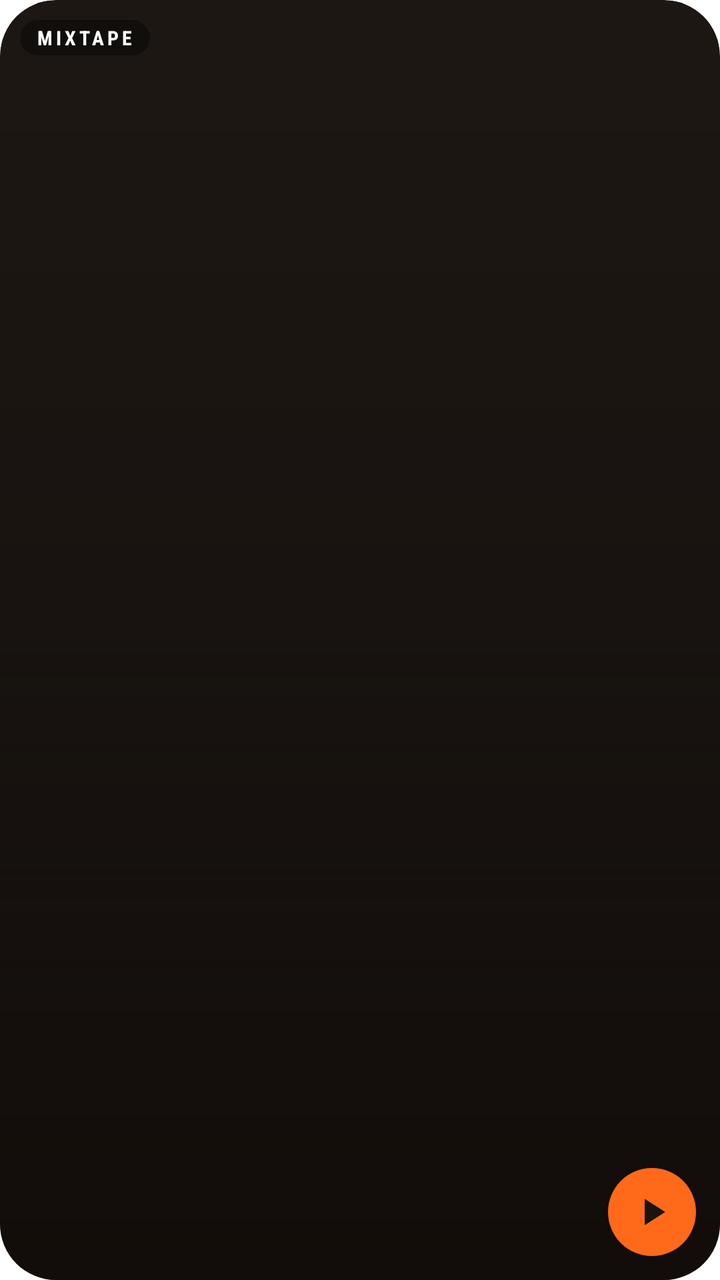
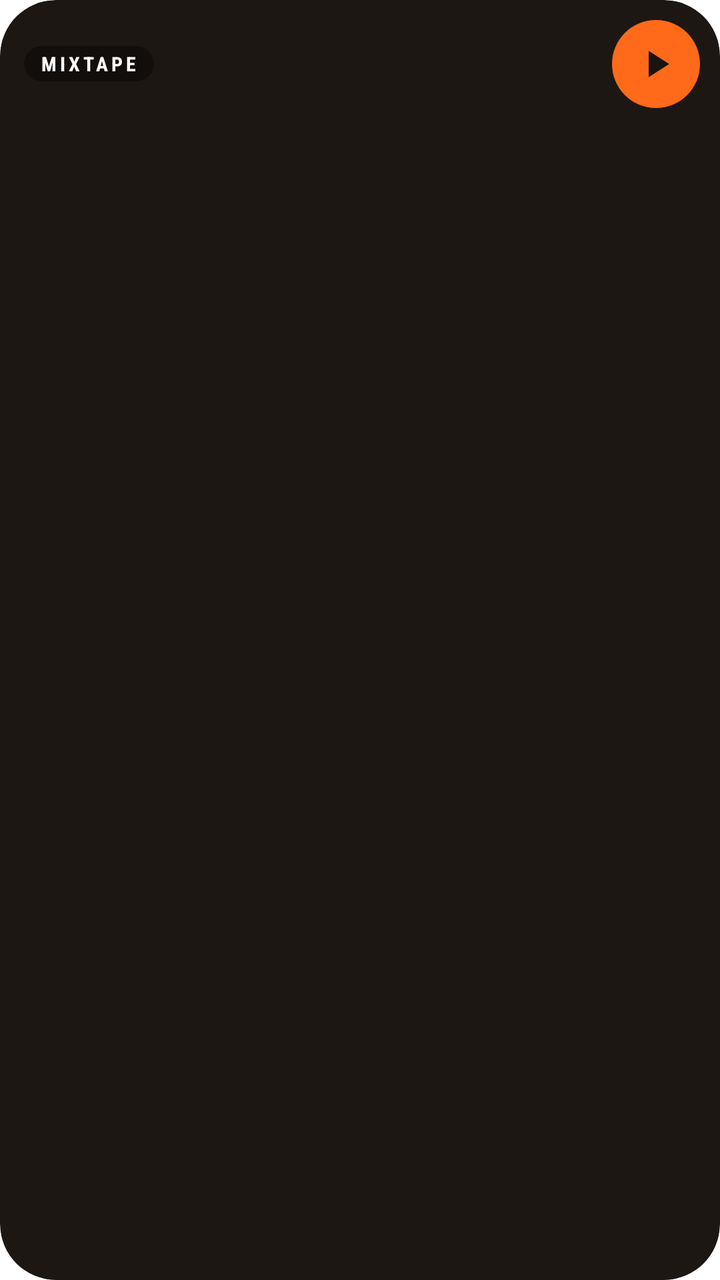

Compare the two renders of this Android layout. The source of the first and the diff that turns it into the second are given below.
<!-- AndroidManifest.xml: fallback theme Theme.MaterialComponents.DayNight.NoActionBar -->
<!-- res/layout/mixtape_widget_cover.xml -->
<?xml version="1.0" encoding="utf-8"?>
<FrameLayout xmlns:android="http://schemas.android.com/apk/res/android"
    android:id="@+id/mixtape_cover_root"
    android:layout_width="match_parent"
    android:layout_height="match_parent"
    android:background="@drawable/mixtape_widget_card"
    android:clipToOutline="true">

    <ImageView
        android:id="@+id/mixtape_cover_art"
        android:layout_width="match_parent"
        android:layout_height="match_parent"
        android:contentDescription="@string/mixtape_widget_cover"
        android:scaleType="centerCrop" />

    <ImageView
        android:layout_width="match_parent"
        android:layout_height="match_parent"
        android:importantForAccessibility="no"
        android:scaleType="fitXY"
        android:src="@drawable/mixtape_widget_scrim" />

    <TextView
        android:layout_width="wrap_content"
        android:layout_height="wrap_content"
        android:layout_gravity="top|start"
        android:layout_margin="10dp"
        android:background="@drawable/mixtape_widget_pill"
        android:fontFamily="sans-serif-condensed"
        android:letterSpacing="0.16"
        android:paddingStart="8dp"
        android:paddingTop="2dp"
        android:paddingEnd="8dp"
        android:paddingBottom="2dp"
        android:text="@string/mixtape_widget_name_caps"
        android:textColor="#FFFFFF"
        android:textSize="10sp"
        android:textStyle="bold" />

    <LinearLayout
        android:layout_width="match_parent"
        android:layout_height="wrap_content"
        android:layout_gravity="bottom"
        android:gravity="center_vertical"
        android:orientation="horizontal"
        android:padding="12dp">

        <LinearLayout
            android:layout_width="0dp"
            android:layout_height="wrap_content"
            android:layout_weight="1"
            android:orientation="vertical">

            <TextView
                android:id="@+id/mixtape_cover_title"
                android:layout_width="match_parent"
                android:layout_height="wrap_content"
                android:ellipsize="end"
                android:fontFamily="sans-serif-medium"
                android:singleLine="true"
                android:textColor="#FFFFFF"
                android:textSize="15sp" />

            <TextView
                android:id="@+id/mixtape_cover_artist"
                android:layout_width="match_parent"
                android:layout_height="wrap_content"
                android:ellipsize="end"
                android:singleLine="true"
                android:textColor="#D9FFFFFF"
                android:textSize="12sp" />
        </LinearLayout>

        <ImageButton
                android:id="@+id/mixtape_cover_play"
                android:layout_width="44dp"
                android:layout_height="44dp"
                android:background="@drawable/mixtape_widget_key"
                android:contentDescription="@string/mixtape_widget_play"
                android:scaleType="center"
                android:src="@drawable/mixtape_widget_play"
            android:layout_marginStart="8dp" />
    </LinearLayout>
</FrameLayout>
<!-- resources referenced by this layout -->
<resources>
  <!-- drawable mixtape_widget_card (drawable) -->
  <?xml version="1.0" encoding="utf-8"?>
  <shape xmlns:android="http://schemas.android.com/apk/res/android" android:shape="rectangle">
      <solid android:color="#1D1713" />
      <corners android:radius="24dp" />
  </shape>
  <!-- drawable mixtape_widget_key (drawable) -->
  <?xml version="1.0" encoding="utf-8"?>
  <shape xmlns:android="http://schemas.android.com/apk/res/android" android:shape="oval">
      <solid android:color="#FF6A1A" />
  </shape>
  <!-- drawable mixtape_widget_pill (drawable) -->
  <?xml version="1.0" encoding="utf-8"?>
  <shape xmlns:android="http://schemas.android.com/apk/res/android" android:shape="rectangle">
      <solid android:color="#66000000" />
      <corners android:radius="100dp" />
  </shape>
  <!-- drawable mixtape_widget_play (drawable) -->
  <vector xmlns:android="http://schemas.android.com/apk/res/android"
      android:width="22dp" android:height="22dp" android:viewportWidth="24" android:viewportHeight="24">
      <path android:fillColor="#191410" android:pathData="M8,4.8v14.4L19.2,12z" />
  </vector>
  <!-- drawable mixtape_widget_scrim (drawable) -->
  <?xml version="1.0" encoding="utf-8"?>
  <shape xmlns:android="http://schemas.android.com/apk/res/android" android:shape="rectangle">
      <gradient android:angle="270" android:startColor="#00000000" android:centerColor="#33000000" android:endColor="#D9100A08" />
  </shape>
  <string name="mixtape_widget_cover">The cover</string>
  <string name="mixtape_widget_name_caps">MIXTAPE</string>
  <string name="mixtape_widget_play">Play or pause</string>
</resources>

<!-- the commit's change to res/layout/mixtape_widget_cover.xml (unified diff, before → after) -->
@@ -11,20 +11,15 @@
         android:layout_width="match_parent"
         android:layout_height="match_parent"
         android:contentDescription="@string/mixtape_widget_cover"
-        android:scaleType="centerCrop" />
-
-    <ImageView
-        android:layout_width="match_parent"
-        android:layout_height="match_parent"
-        android:importantForAccessibility="no"
-        android:scaleType="fitXY"
-        android:src="@drawable/mixtape_widget_scrim" />
+        android:scaleType="fitXY" />
 
     <TextView
+        android:id="@+id/mixtape_cover_name"
         android:layout_width="wrap_content"
         android:layout_height="wrap_content"
         android:layout_gravity="top|start"
-        android:layout_margin="10dp"
+        android:layout_marginStart="12dp"
+        android:layout_marginTop="23dp"
         android:background="@drawable/mixtape_widget_pill"
         android:fontFamily="sans-serif-condensed"
         android:letterSpacing="0.16"
@@ -37,48 +32,44 @@
         android:textSize="10sp"
         android:textStyle="bold" />
 
+    <ImageButton
+        android:id="@+id/mixtape_cover_play"
+        android:layout_width="44dp"
+        android:layout_height="44dp"
+        android:layout_gravity="top|end"
+        android:layout_margin="10dp"
+        android:background="@drawable/mixtape_widget_key"
+        android:contentDescription="@string/mixtape_widget_play"
+        android:scaleType="center"
+        android:src="@drawable/mixtape_widget_play" />
+
     <LinearLayout
         android:layout_width="match_parent"
         android:layout_height="wrap_content"
         android:layout_gravity="bottom"
-        android:gravity="center_vertical"
-        android:orientation="horizontal"
-        android:padding="12dp">
+        android:orientation="vertical"
+        android:paddingStart="13dp"
+        android:paddingTop="12dp"
+        android:paddingEnd="13dp"
+        android:paddingBottom="12dp">
 
-        <LinearLayout
-            android:layout_width="0dp"
+        <TextView
+            android:id="@+id/mixtape_cover_title"
+            android:layout_width="match_parent"
             android:layout_height="wrap_content"
-            android:layout_weight="1"
-            android:orientation="vertical">
+            android:ellipsize="end"
+            android:fontFamily="sans-serif-medium"
+            android:singleLine="true"
+            android:textColor="#FFFFFF"
+            android:textSize="15sp" />
 
-            <TextView
-                android:id="@+id/mixtape_cover_title"
-                android:layout_width="match_parent"
-                android:layout_height="wrap_content"
-                android:ellipsize="end"
-                android:fontFamily="sans-serif-medium"
-                android:singleLine="true"
-                android:textColor="#FFFFFF"
-                android:textSize="15sp" />
-
-            <TextView
-                android:id="@+id/mixtape_cover_artist"
-                android:layout_width="match_parent"
-                android:layout_height="wrap_content"
-                android:ellipsize="end"
-                android:singleLine="true"
-                android:textColor="#D9FFFFFF"
-                android:textSize="12sp" />
-        </LinearLayout>
-
-        <ImageButton
-                android:id="@+id/mixtape_cover_play"
-                android:layout_width="44dp"
-                android:layout_height="44dp"
-                android:background="@drawable/mixtape_widget_key"
-                android:contentDescription="@string/mixtape_widget_play"
-                android:scaleType="center"
-                android:src="@drawable/mixtape_widget_play"
-            android:layout_marginStart="8dp" />
+        <TextView
+            android:id="@+id/mixtape_cover_artist"
+            android:layout_width="match_parent"
+            android:layout_height="wrap_content"
+            android:ellipsize="end"
+            android:singleLine="true"
+            android:textColor="#D9FFFFFF"
+            android:textSize="12sp" />
     </LinearLayout>
 </FrameLayout>
<!-- resource entries referenced after the edit -->
@@ -22,11 +22,6 @@
       android:width="22dp" android:height="22dp" android:viewportWidth="24" android:viewportHeight="24">
       <path android:fillColor="#191410" android:pathData="M8,4.8v14.4L19.2,12z" />
   </vector>
-  <!-- drawable mixtape_widget_scrim (drawable) -->
-  <?xml version="1.0" encoding="utf-8"?>
-  <shape xmlns:android="http://schemas.android.com/apk/res/android" android:shape="rectangle">
-      <gradient android:angle="270" android:startColor="#00000000" android:centerColor="#33000000" android:endColor="#D9100A08" />
-  </shape>
   <string name="mixtape_widget_cover">The cover</string>
   <string name="mixtape_widget_name_caps">MIXTAPE</string>
   <string name="mixtape_widget_play">Play or pause</string>
